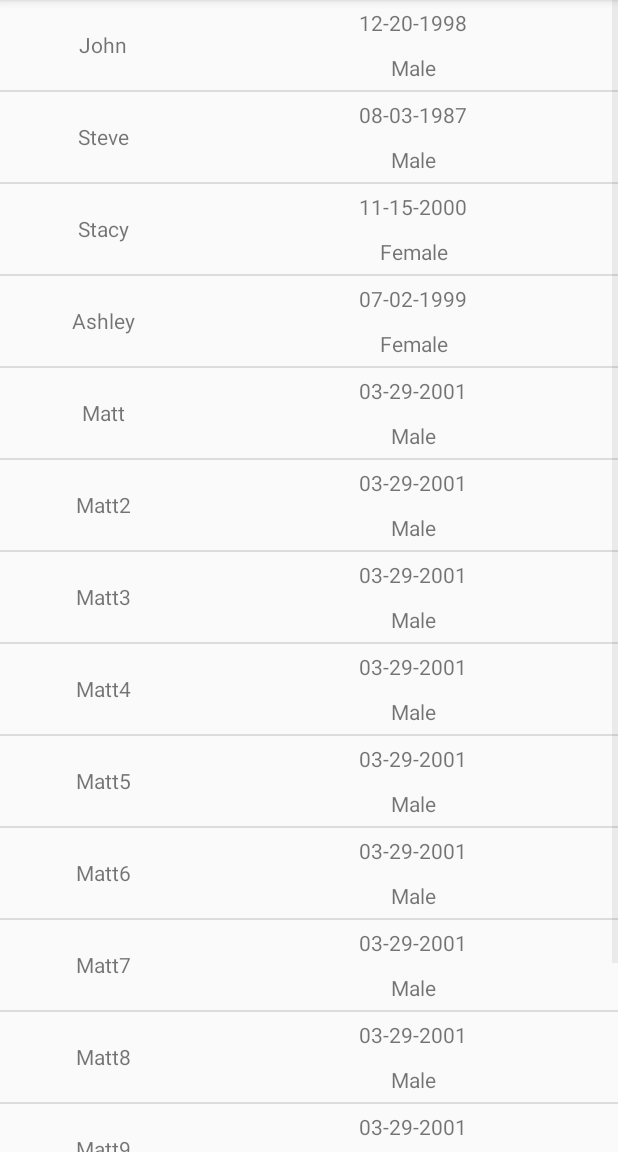
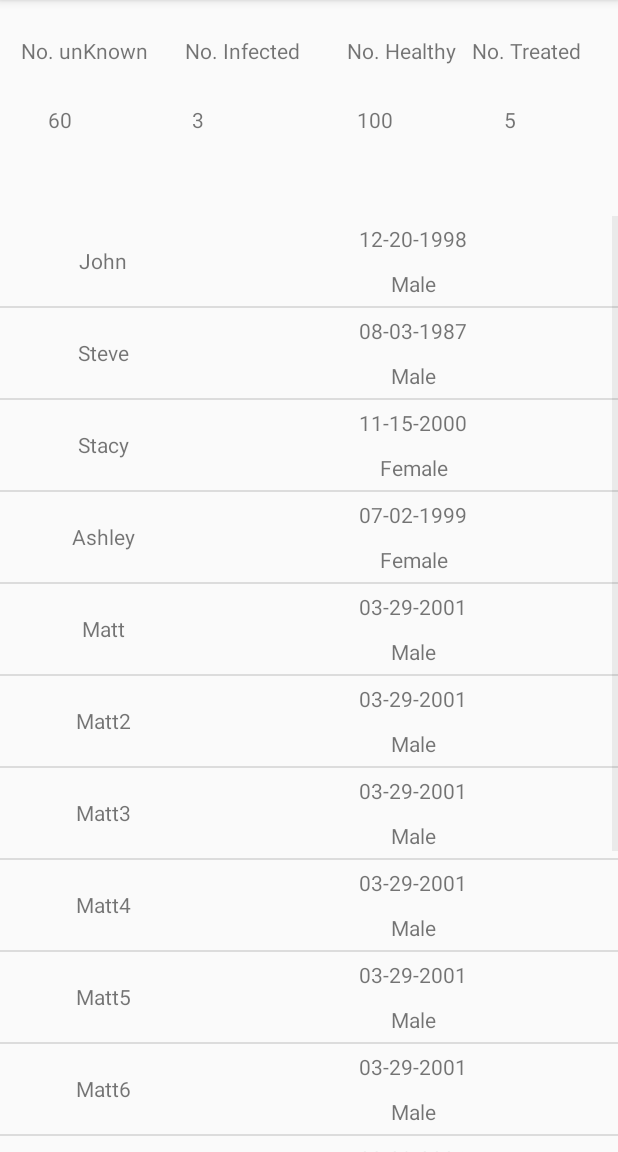
Before and after one commit to DiaaZiada/CovidCare-AndroidApp, an Android app: the MeetingInfoActivity screen opened directly, with no data from a screen before it, on a phone screen of 412 x 824 dp, the part 84-1236 px from its top. Run offline under Robolectric (Android 15) with nearby library versions, the phone set to English and light mode, and no system bars.

Commit message:
add healthy

```diff
--- a/app/src/main/java/table/Summary.java
+++ b/app/src/main/java/table/Summary.java
@@ -11,11 +11,13 @@ public class Summary {
     private int unknown;
     private int infected;
     private int treated;
+    private  int healthy;
 
-    public Summary(int unknown, int infected, int treated) {
+    public Summary(int unknown, int infected, int treated, int healthy) {
         this.unknown = unknown;
         this.infected = infected;
         this.treated = treated;
+        this.healthy = healthy;
     }
 
     public void setId(int id) {
@@ -37,4 +39,8 @@ public class Summary {
     public int getTreated() {
         return treated;
     }
+
+    public int getHealthy() {
+        return healthy;
+    }
 }
--- a/app/src/main/res/layout/meeting_info.xml
+++ b/app/src/main/res/layout/meeting_info.xml
@@ -8,9 +8,101 @@
     tools:context=".MainActivity">
 
     <ListView
+        android:id="@+id/listView"
         android:layout_width="match_parent"
         android:layout_height="match_parent"
+        android:layout_alignParentStart="true"
         android:layout_alignParentTop="true"
+        android:layout_marginStart="0dp"
+        android:layout_marginTop="144dp" />
+
+    <TextView
+        android:id="@+id/textView"
+        android:layout_width="wrap_content"
+        android:layout_height="wrap_content"
+        android:layout_alignTop="@+id/listView"
         android:layout_alignParentStart="true"
-        android:id="@+id/listView"/>
+        android:layout_alignParentEnd="true"
+        android:layout_marginStart="14dp"
+        android:layout_marginTop="-120dp"
+        android:layout_marginEnd="299dp"
+        android:text="No. unKnown" />
+
+    <TextView
+        android:id="@+id/textView8"
+        android:layout_width="wrap_content"
+        android:layout_height="wrap_content"
+        android:layout_alignParentStart="true"
+        android:layout_alignParentTop="true"
+        android:layout_alignParentEnd="true"
+        android:layout_marginStart="32dp"
+        android:layout_marginTop="70dp"
+        android:layout_marginEnd="323dp"
+        android:text="60" />
+
+    <TextView
+        android:id="@+id/textView9"
+        android:layout_width="wrap_content"
+        android:layout_height="wrap_content"
+        android:layout_alignParentStart="true"
+        android:layout_alignParentTop="true"
+        android:layout_alignParentEnd="true"
+        android:layout_marginStart="128dp"
+        android:layout_marginTop="70dp"
+        android:layout_marginEnd="185dp"
+        android:text="3" />
+
+    <TextView
+        android:id="@+id/textView10"
+        android:layout_width="wrap_content"
+        android:layout_height="wrap_content"
+        android:layout_alignParentStart="true"
+        android:layout_alignParentTop="true"
+        android:layout_alignParentEnd="true"
+        android:layout_marginStart="238dp"
+        android:layout_marginTop="70dp"
+        android:layout_marginEnd="75dp"
+        android:text="100" />
+
+    <TextView
+        android:id="@+id/textView11"
+        android:layout_width="wrap_content"
+        android:layout_height="wrap_content"
+        android:layout_alignParentStart="true"
+        android:layout_alignParentTop="true"
+        android:layout_alignParentEnd="true"
+        android:layout_marginStart="336dp"
+        android:layout_marginTop="70dp"
+        android:layout_marginEnd="-23dp"
+        android:text="5" />
+
+    <TextView
+        android:id="@+id/textView4"
+        android:layout_width="wrap_content"
+        android:layout_height="wrap_content"
+        android:layout_alignTop="@+id/listView"
+        android:layout_alignParentEnd="true"
+        android:layout_marginTop="-120dp"
+        android:layout_marginEnd="212dp"
+        android:text="No. Infected" />
+
+    <TextView
+        android:id="@+id/textView5"
+        android:layout_width="wrap_content"
+        android:layout_height="wrap_content"
+        android:layout_alignTop="@+id/listView"
+        android:layout_alignParentEnd="true"
+        android:layout_marginTop="-120dp"
+        android:layout_marginEnd="108dp"
+        android:text="No. Healthy" />
+
+    <TextView
+        android:id="@+id/textView6"
+        android:layout_width="wrap_content"
+        android:layout_height="wrap_content"
+        android:layout_alignTop="@+id/listView"
+        android:layout_alignParentEnd="true"
+        android:layout_marginTop="-120dp"
+        android:layout_marginEnd="24dp"
+        android:text="No. Treated" />
 </RelativeLayout>
```
